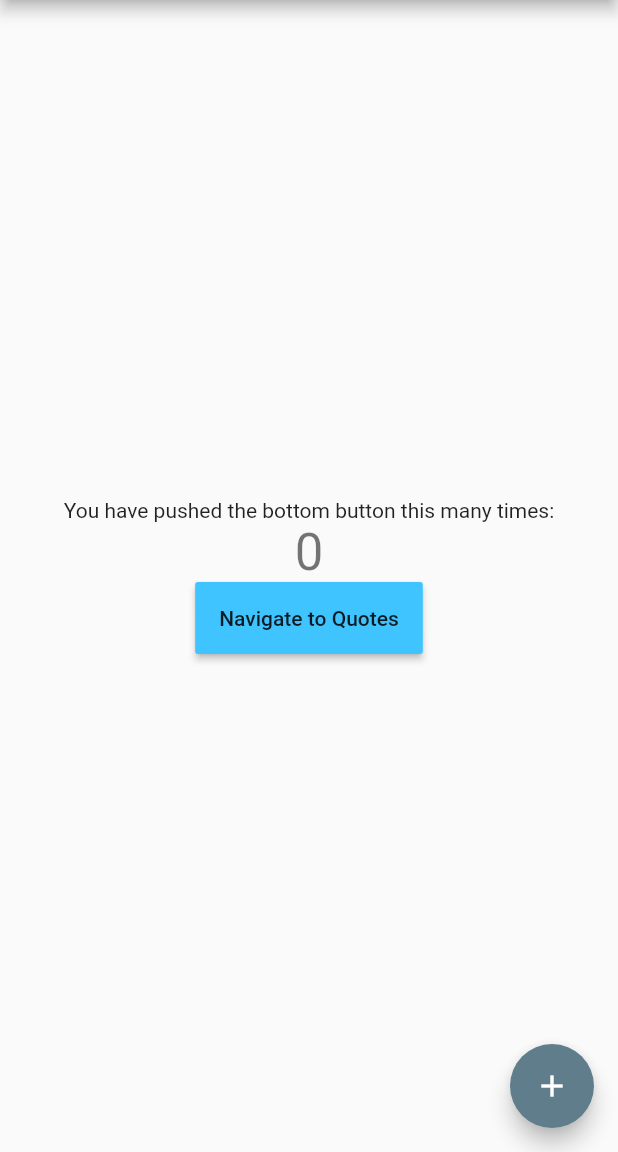
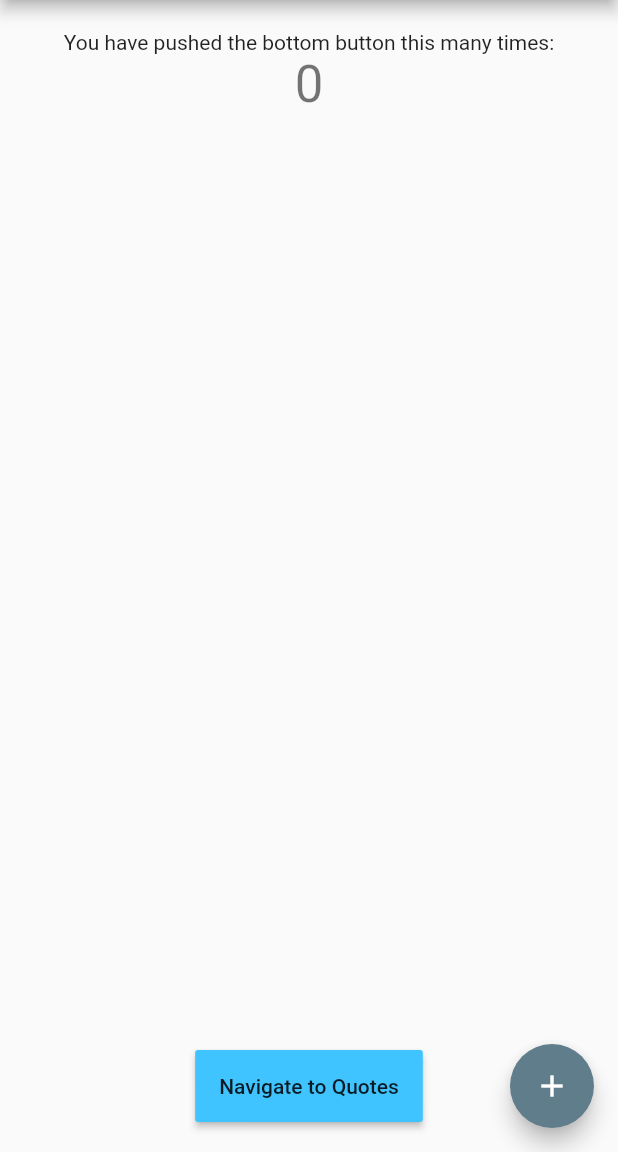
Before and after one commit to KristoferKSR/flutter-learning, a Flutter app: the screen it shows after launch, on a phone screen of 412 x 824 dp, the part 84-1236 px from its top. Run offline on Flutter 3.47's test engine with Material 2 defaults, Android fonts, the phone set to English and light mode, and no system bars; our stand-ins replace dio, go_router.

Commit message:
container and alignments

```diff
--- a/lib/main.dart
+++ b/lib/main.dart
@@ -30,6 +30,7 @@ class MyApp extends StatelessWidget {
       routerDelegate: _router.routerDelegate,
     );
   }
+
   final GoRouter _router = GoRouter(
     routes: <GoRoute>[
       GoRoute(
@@ -93,7 +94,9 @@ class _MyHomePageState extends State<MyHomePage> {
         title: Text(widget.title),
         centerTitle: true,
       ),
-      body: Center(
+      body: Container(
+          margin: const EdgeInsets.only(top: 20.0, bottom: 20.0),
+          child: Center(
             // Center is a layout widget. It takes a single child and positions it
             // in the middle of the parent.
             child: Column(
@@ -120,15 +123,18 @@ class _MyHomePageState extends State<MyHomePage> {
                   '$_counter',
                   style: Theme.of(context).textTheme.headline4,
                 ),
-            MaterialButton(
+                const Spacer(),
+                Align(
+                    alignment: Alignment.bottomCenter,
+                    child: MaterialButton(
                       onPressed: () => context.push('/list'),
                       color: Colors.lightBlueAccent,
                       padding: const EdgeInsets.all(16.0),
                       child: const Text("Navigate to Quotes"),
-            )
+                    ))
               ],
             ),
-      ),
+          )),
       floatingActionButton: FloatingActionButton(
         onPressed: _doubleIncrementCounter,
         hoverColor: Colors.blue,
```
Lines whose indentation alone changed are shown as unchanged.
